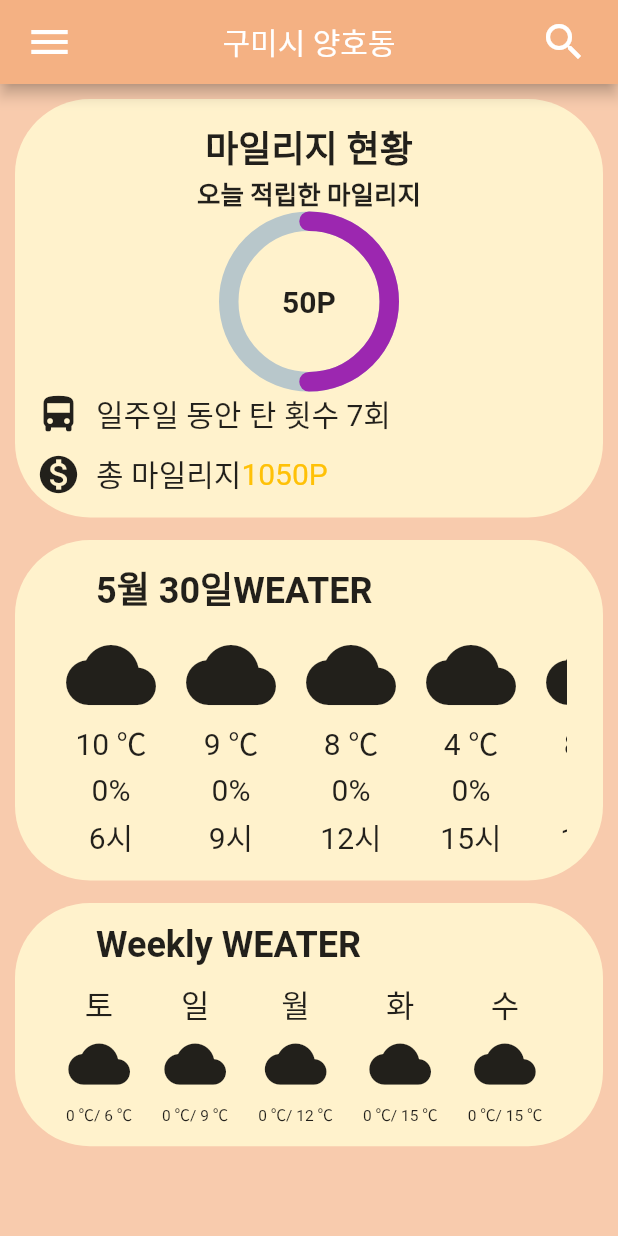
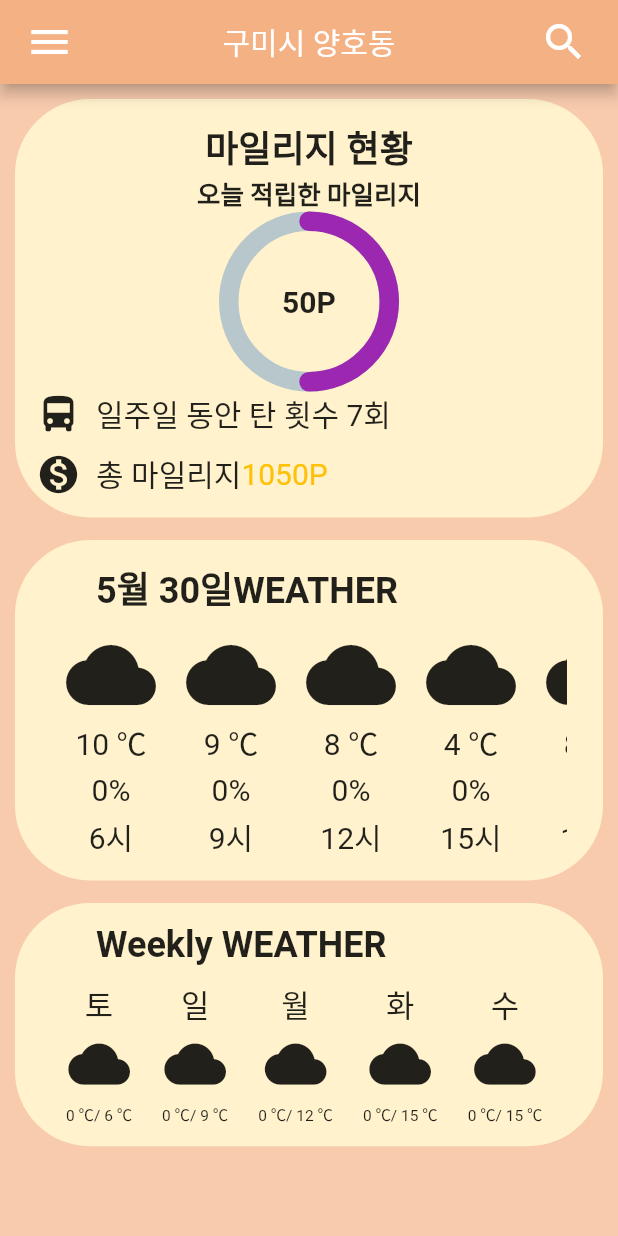
Before and after one commit to dltkdguq78/WebMobile, a Flutter app: the screen it shows after launch, on a phone screen of 412 x 824 dp. Run offline on Flutter 3.47's test engine with Material 2 defaults, Android fonts, the phone set to English and light mode, and no system bars; drawn by our look-alikes of auto_size_text, percent_indicator; our stand-ins replace cached_network_image.

```diff
--- a/lib/view/screen/home_screen.dart
+++ b/lib/view/screen/home_screen.dart
@@ -119,7 +119,7 @@ class HomeScreenState extends State<HomeScreen>{
               child: Row(
                 mainAxisAlignment: MainAxisAlignment.spaceBetween,
                 children: <Widget>[
-                  Expanded(child: AutoSizeText("Weekly WEATER", style: TextStyle(fontSize: 24.0, fontWeight: FontWeight.bold),  maxLines: 1, overflow: TextOverflow.ellipsis)
+                  Expanded(child: AutoSizeText("Weekly WEATHER", style: TextStyle(fontSize: 24.0, fontWeight: FontWeight.bold),  maxLines: 1, overflow: TextOverflow.ellipsis)
                   ),
                 ],
               ),
@@ -167,7 +167,7 @@ class HomeScreenState extends State<HomeScreen>{
               child: Row(
                 mainAxisAlignment: MainAxisAlignment.spaceBetween,
                 children: <Widget>[
-                  Expanded(child: AutoSizeText(today_date+"WEATER", style: TextStyle(fontSize: 24.0, fontWeight: FontWeight.bold),  maxLines: 1, overflow: TextOverflow.ellipsis)
+                  Expanded(child: AutoSizeText(today_date+"WEATHER", style: TextStyle(fontSize: 24.0, fontWeight: FontWeight.bold),  maxLines: 1, overflow: TextOverflow.ellipsis)
                   ),
                 ],
               ),
```
Also changed, not shown: lib/view/screen/market/point_market_screen.dart (+15 -10 lines).
